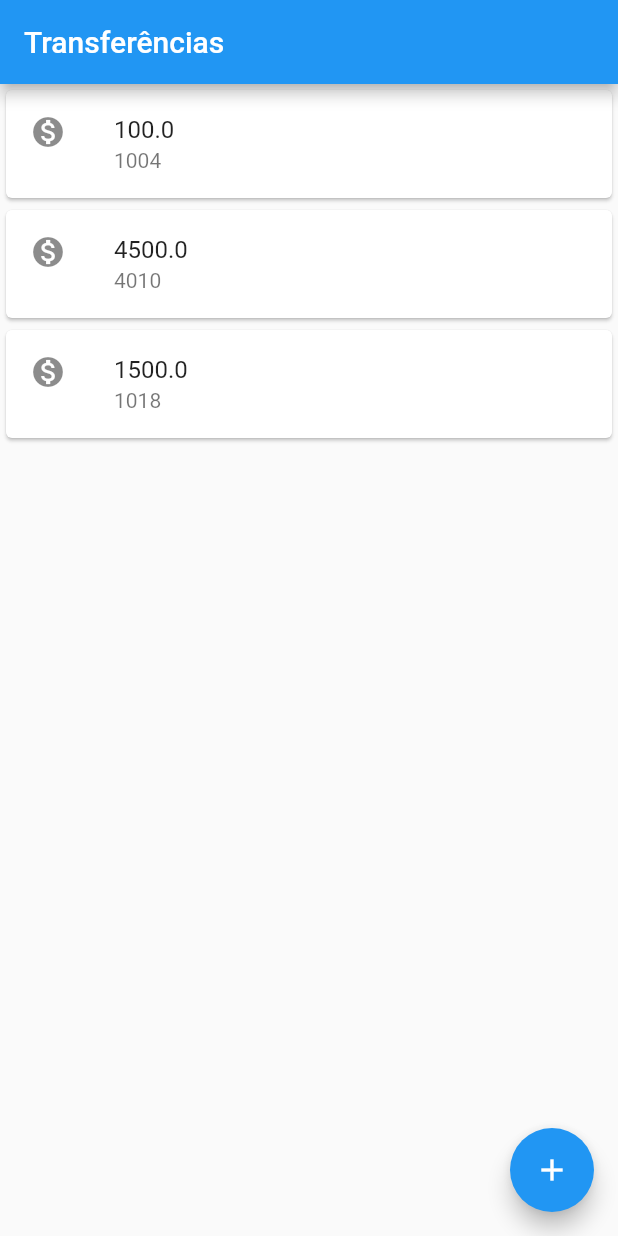
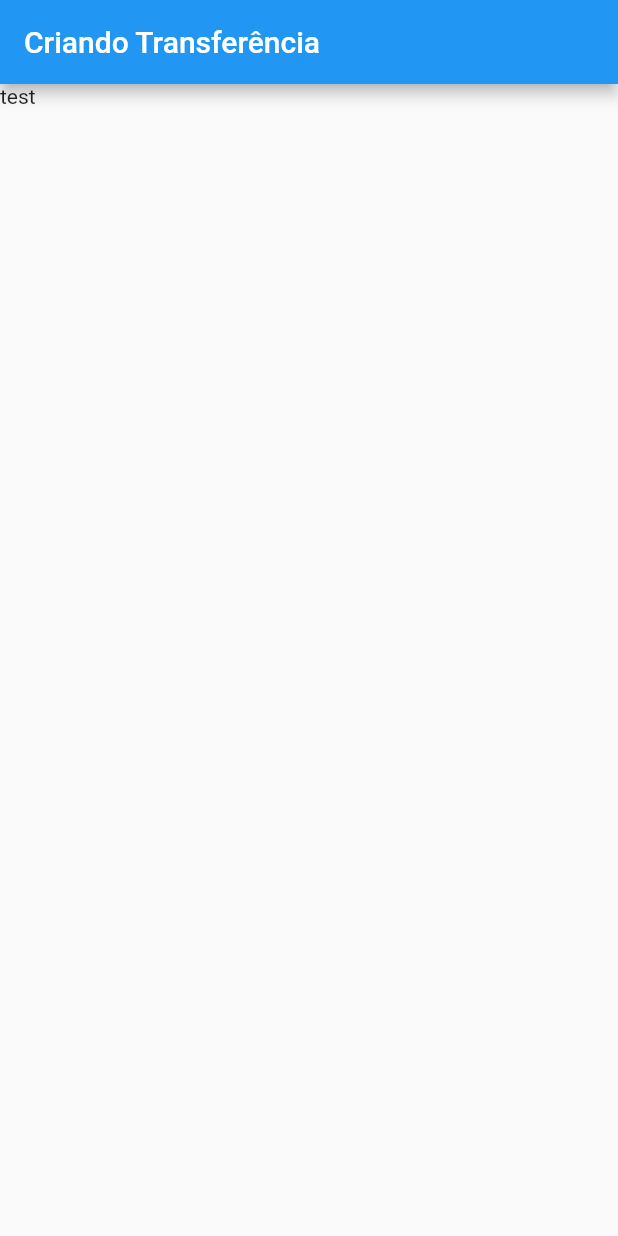
Before and after one commit to airtonsm/bytebank, a Flutter app: the screen it shows after launch, on a phone screen of 412 x 824 dp. Run offline on Flutter 3.47's test engine with Material 2 defaults, Android fonts, the phone set to English and light mode, and no system bars.

Commit message:
mod.3 aula-1 : refatoração e aplicado hot reload

```diff
--- a/lib/main.dart
+++ b/lib/main.dart
@@ -1,27 +1,49 @@
 import 'package:flutter/material.dart';
 
 void main() => runApp(
-  MaterialApp(
+  BytebankApp()
+);
+
+class BytebankApp extends StatelessWidget {
+  const BytebankApp({Key? key}) : super(key: key);
+
+  @override
+  Widget build(BuildContext context) {
+    return MaterialApp(
       home: Scaffold(
-      body: ListaTransferencias(),
-      appBar: AppBar(title: Text('Transferências'),),
-      floatingActionButton: FloatingActionButton(
-        onPressed: () {  },
-        child: Icon(Icons.add),
+        body: FormularioTransferencia(),
       ),
-    ),
-  )
     );
+  }
+}
+
+
+class FormularioTransferencia extends StatelessWidget{
+  @override
+  Widget build(BuildContext context) {
+    return Scaffold(
+      appBar: AppBar(title: Text('Criando Transferência'),),
+        body:  Text('test'));
+  }
+}
 
 class ListaTransferencias extends StatelessWidget {
   @override
   Widget build(BuildContext context) {
-    return Column(
+    return Scaffold(
+      appBar: AppBar(title: Text('Transferências'),
+      ),
+      body : Column(
         children:  [
           ItemTransferencia(Transferencia(100.00, 1004)),
           ItemTransferencia(Transferencia(4500.00, 4010)),
           ItemTransferencia(Transferencia(1500.00, 1018)),
         ],
+      ),
+      floatingActionButton: FloatingActionButton(
+        onPressed: () {  },
+        child: Icon(Icons.add),
+      ),
     );
   }
 }
```
Lines whose indentation alone changed are shown as unchanged.
